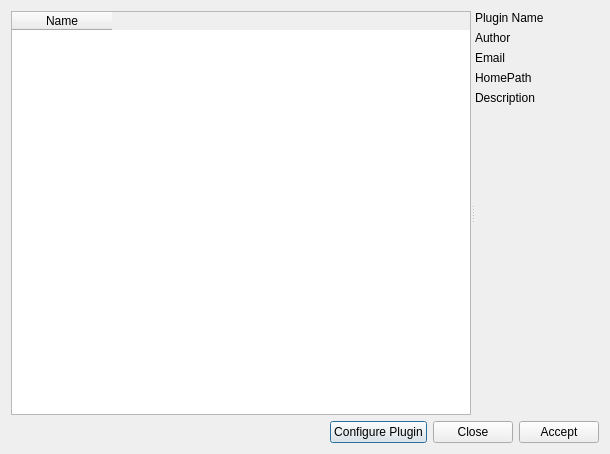
The window that src/ui/pluginmanagedlg.ui (zhanlangsir/Qtqq) describes before a commit, drawn with Qt 5.
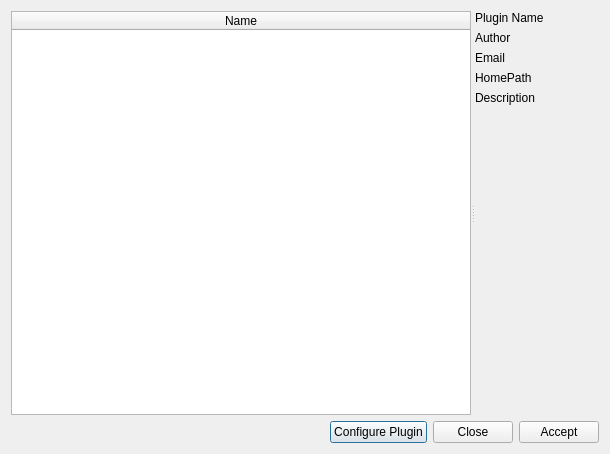
The same window after the commit.

Patch:
```diff
--- a/src/ui/pluginmanagedlg.ui
+++ b/src/ui/pluginmanagedlg.ui
@@ -44,6 +44,9 @@
       <attribute name="horizontalHeaderCascadingSectionResizes">
        <bool>false</bool>
       </attribute>
+      <attribute name="horizontalHeaderStretchLastSection">
+       <bool>true</bool>
+      </attribute>
       <attribute name="verticalHeaderVisible">
        <bool>false</bool>
       </attribute>
```
